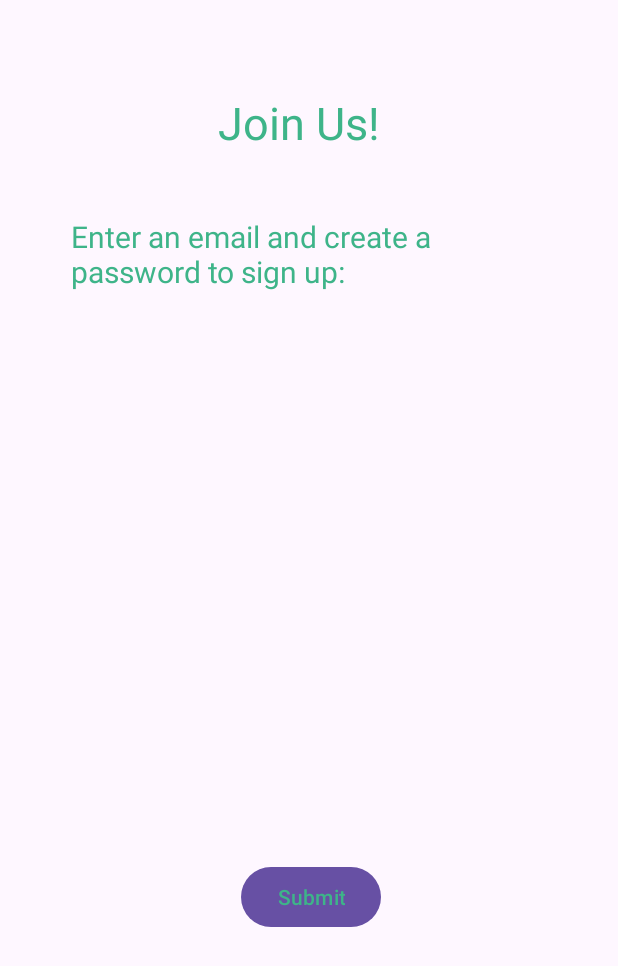
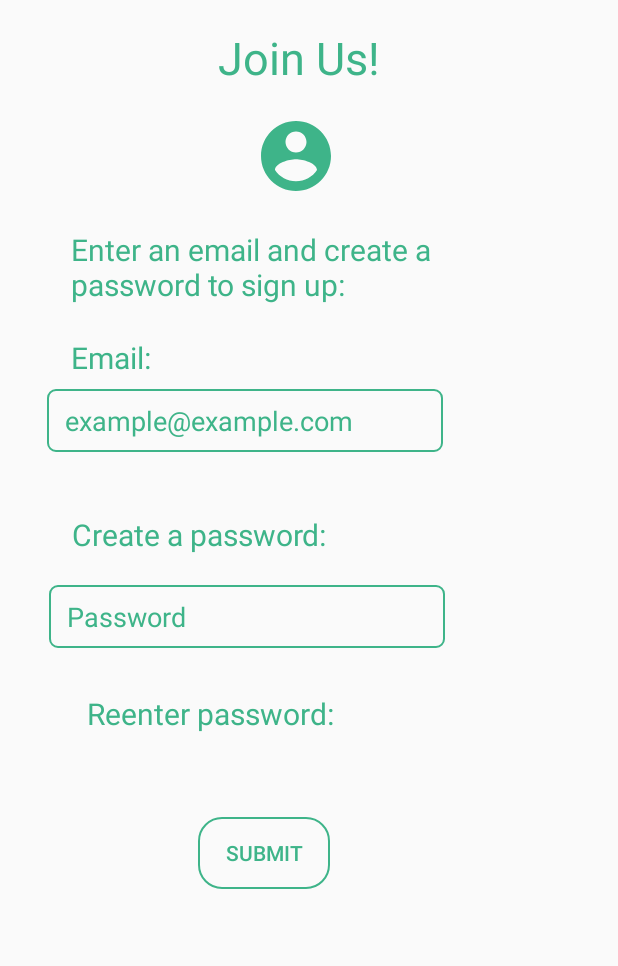
Before and after one commit to Ameerprogrammer/FitRec, an Android app built with Jetpack Compose: the SignUpScreen screen opened directly, with no data from a screen before it, on a phone screen of 412 x 824 dp. Shown: the top 966 px of the screen. Run offline under Robolectric (Android 15) with nearby library versions, the phone set to English and light mode, and no system bars.

Commit message:
Edited Sign Up screen's UI to reflect Figma idea

```diff
--- /dev/null
+++ b/app/src/main/res/drawable/button_outline.xml
@@ -0,0 +1,7 @@
+<?xml version="1.0" encoding="utf-8"?>
+<shape xmlns:android="http://schemas.android.com/apk/res/android"
+    android:shape="rectangle"
+    >
+    <corners android:radius="15dp" />
+    <stroke android:width="1dp" android:color="#3EB489" />
+</shape>
--- /dev/null
+++ b/app/src/main/res/drawable/icon_account_circle.xml
@@ -0,0 +1,5 @@
+<vector xmlns:android="http://schemas.android.com/apk/res/android" android:height="24dp" android:tint="#3EB489" android:viewportHeight="24" android:viewportWidth="24" android:width="24dp">
+
+    <path android:fillColor="@android:color/white" android:pathData="M12,2C6.48,2 2,6.48 2,12s4.48,10 10,10 10,-4.48 10,-10S17.52,2 12,2zM12,5c1.66,0 3,1.34 3,3s-1.34,3 -3,3 -3,-1.34 -3,-3 1.34,-3 3,-3zM12,19.2c-2.5,0 -4.71,-1.28 -6,-3.22 0.03,-1.99 4,-3.08 6,-3.08 1.99,0 5.97,1.09 6,3.08 -1.29,1.94 -3.5,3.22 -6,3.22z"/>
+
+</vector>
--- /dev/null
+++ b/app/src/main/res/drawable/rounded_corner.xml
@@ -0,0 +1,7 @@
+<?xml version="1.0" encoding="utf-8"?>
+<shape xmlns:android="http://schemas.android.com/apk/res/android"
+android:shape="rectangle"
+    >
+    <corners android:radius="5dp" />
+    <stroke android:width="1dip" android:color="#3EB489" />
+</shape>
--- a/app/src/main/res/layout/activity_sign_up_screen.xml
+++ b/app/src/main/res/layout/activity_sign_up_screen.xml
@@ -6,6 +6,45 @@
     android:layout_width="match_parent"
     android:layout_height="match_parent"
     tools:context=".SignUpScreen">
+
+    <TextView
+        android:id="@+id/textView8"
+        android:layout_width="wrap_content"
+        android:layout_height="wrap_content"
+        android:text="@string/text_8"
+        android:textColor="#3EB489"
+        android:textSize="20sp"
+        app:layout_constraintBottom_toBottomOf="parent"
+        app:layout_constraintEnd_toEndOf="parent"
+        app:layout_constraintHorizontal_bias="0.197"
+        app:layout_constraintStart_toStartOf="parent"
+        app:layout_constraintTop_toTopOf="parent"
+        app:layout_constraintVertical_bias="0.43" />
+
+    <ImageView
+        android:layout_width="56dp"
+        android:layout_height="80dp"
+        android:src="@drawable/icon_account_circle"
+        app:layout_constraintBottom_toBottomOf="parent"
+        app:layout_constraintEnd_toEndOf="parent"
+        app:layout_constraintHorizontal_bias="0.476"
+        app:layout_constraintStart_toStartOf="parent"
+        app:layout_constraintTop_toTopOf="parent"
+        app:layout_constraintVertical_bias="0.086" />
+
+    <TextView
+        android:id="@+id/textView9"
+        android:layout_width="wrap_content"
+        android:layout_height="wrap_content"
+        android:text="@string/text_9"
+        android:textColor="#3EB489"
+        android:textSize="20sp"
+        app:layout_constraintBottom_toBottomOf="parent"
+        app:layout_constraintEnd_toEndOf="parent"
+        app:layout_constraintHorizontal_bias="0.235"
+        app:layout_constraintStart_toStartOf="parent"
+        app:layout_constraintTop_toTopOf="parent"
+        app:layout_constraintVertical_bias="0.58" />
 
     <TextView
         android:id="@+id/textView"
@@ -21,7 +60,46 @@
         app:layout_constraintHorizontal_bias="0.413"
         app:layout_constraintStart_toStartOf="parent"
         app:layout_constraintTop_toTopOf="parent"
-        app:layout_constraintVertical_bias="0.078" />
+        app:layout_constraintVertical_bias="0.023" />
+
+    <EditText
+        android:id="@+id/enterEmail"
+        android:layout_width="264dp"
+        android:layout_height="42dp"
+        android:background="@drawable/rounded_corner"
+        android:hint="example@example.com"
+        android:paddingLeft="12dp"
+        android:paddingRight="12dp"
+        android:paddingBottom="5dp"
+        android:paddingTop="5dp"
+        android:inputType="textEmailAddress"
+        android:textColor="#3EB489"
+        android:textColorHint="#3EB489"
+        app:layout_constraintBottom_toBottomOf="parent"
+        app:layout_constraintEnd_toEndOf="parent"
+        app:layout_constraintHorizontal_bias="0.213"
+        app:layout_constraintStart_toStartOf="parent"
+        app:layout_constraintTop_toTopOf="parent"
+        app:layout_constraintVertical_bias="0.332" />
+
+    <EditText
+        android:id="@+id/enterPassword"
+        android:layout_width="264dp"
+        android:layout_height="42dp"
+        android:background="@drawable/rounded_corner"
+        android:hint="Password"
+        android:paddingLeft="12dp"
+        android:paddingTop="5dp"
+        android:paddingRight="12dp"
+        android:paddingBottom="5dp"
+        android:textColor="#3EB489"
+        android:textColorHint="#3EB489"
+        app:layout_constraintBottom_toBottomOf="parent"
+        app:layout_constraintEnd_toEndOf="parent"
+        app:layout_constraintHorizontal_bias="0.222"
+        app:layout_constraintStart_toStartOf="parent"
+        app:layout_constraintTop_toTopOf="parent"
+        app:layout_constraintVertical_bias="0.499" />
 
     <TextView
         android:id="@+id/textView4"
@@ -34,20 +112,33 @@
         app:layout_constraintEnd_toEndOf="parent"
         app:layout_constraintStart_toStartOf="parent"
         app:layout_constraintTop_toTopOf="parent"
-        app:layout_constraintVertical_bias="0.186" />
+        app:layout_constraintVertical_bias="0.198" />
+
+    <TextView
+        android:id="@+id/textView7"
+        android:layout_width="wrap_content"
+        android:layout_height="wrap_content"
+        android:text="@string/text_7"
+        android:textColor="#3EB489"
+        android:textSize="20sp"
+        app:layout_constraintBottom_toBottomOf="parent"
+        app:layout_constraintEnd_toEndOf="parent"
+        app:layout_constraintHorizontal_bias="0.132"
+        app:layout_constraintStart_toStartOf="parent"
+        app:layout_constraintTop_toTopOf="parent"
+        app:layout_constraintVertical_bias="0.282" />
 
     <Button
         android:id="@+id/button"
         android:layout_width="wrap_content"
         android:layout_height="wrap_content"
-        android:layout_marginStart="160dp"
-        android:layout_marginEnd="158dp"
+        android:background="@drawable/button_outline"
         android:text="@string/text_6"
         android:textColor="#3EB489"
         app:layout_constraintBottom_toBottomOf="parent"
         app:layout_constraintEnd_toEndOf="parent"
-        app:layout_constraintHorizontal_bias="1.0"
+        app:layout_constraintHorizontal_bias="0.408"
         app:layout_constraintStart_toStartOf="parent"
         app:layout_constraintTop_toTopOf="parent"
-        app:layout_constraintVertical_bias="0.74" />
+        app:layout_constraintVertical_bias="0.702" />
 </androidx.constraintlayout.widget.ConstraintLayout>
--- a/app/src/main/res/values-night/themes.xml
+++ b/app/src/main/res/values-night/themes.xml
@@ -1,6 +1,6 @@
 <resources xmlns:tools="http://schemas.android.com/tools">
     <!-- Base application theme. -->
-    <style name="Base.Theme.FitRec" parent="Theme.Material3.DayNight.NoActionBar">
+    <style name="Base.Theme.FitRec" parent="Theme.AppCompat.Light.NoActionBar">
         <!-- Customize your dark theme here. -->
         <!-- <item name="colorPrimary">@color/my_dark_primary</item> -->
     </style>
--- a/app/src/main/res/values/strings.xml
+++ b/app/src/main/res/values/strings.xml
@@ -15,5 +15,8 @@
     <string name="text_4">Join Us!</string>
     <string name="text_5">Enter an email and create a password to sign up:</string>
     <string name="text_6">Submit</string>
+    <string name="text_7">Email:</string>
+    <string name="text_8">Create a password:</string>
+    <string name="text_9">Reenter password:</string>
     <string name="lorem_ipsum">example</string>
 </resources>
--- a/app/src/main/res/values/themes.xml
+++ b/app/src/main/res/values/themes.xml
@@ -1,6 +1,6 @@
 <resources xmlns:tools="http://schemas.android.com/tools">
     <!-- Base application theme. -->
-    <style name="Base.Theme.FitRec" parent="Theme.Material3.DayNight.NoActionBar">
+    <style name="Base.Theme.FitRec" parent="Theme.AppCompat.Light.NoActionBar">
         <!-- Customize your light theme here. -->
         <!-- <item name="colorPrimary">@color/my_light_primary</item> -->
     </style>
--- a/gradle/libs.versions.toml
+++ b/gradle/libs.versions.toml
@@ -1,5 +1,5 @@
 [versions]
-agp = "8.3.1"
+agp = "8.3.2"
 junit = "4.13.2"
 junitVersion = "1.1.5"
 espressoCore = "3.5.1"
```
